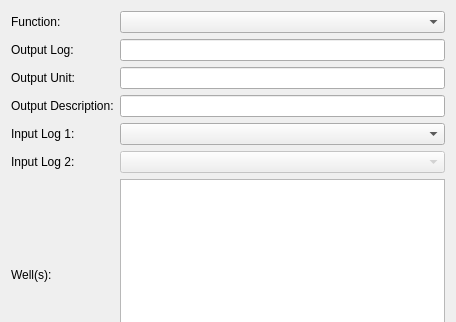
First picture: the form in ProzessUI/logmathdialog.ui, repository fsoos74/su, before the edit; both pictures show x 0 to 456 and y 0 to 322 of the 456 by 530 pixel window.
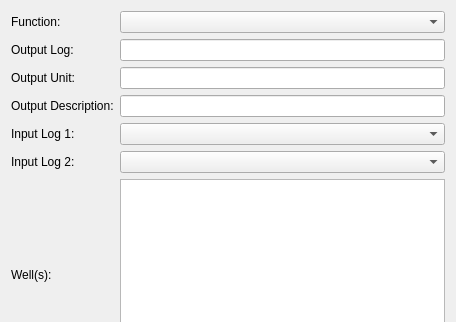
Second picture: the form after the edit.

Diff of the .ui file:
```diff
--- a/ProzessUI/logmathdialog.ui
+++ b/ProzessUI/logmathdialog.ui
@@ -40,7 +40,7 @@
      <item row="7" column="1">
       <widget class="QComboBox" name="cbInput2">
        <property name="enabled">
-        <bool>false</bool>
+        <bool>true</bool>
        </property>
       </widget>
      </item>
```
